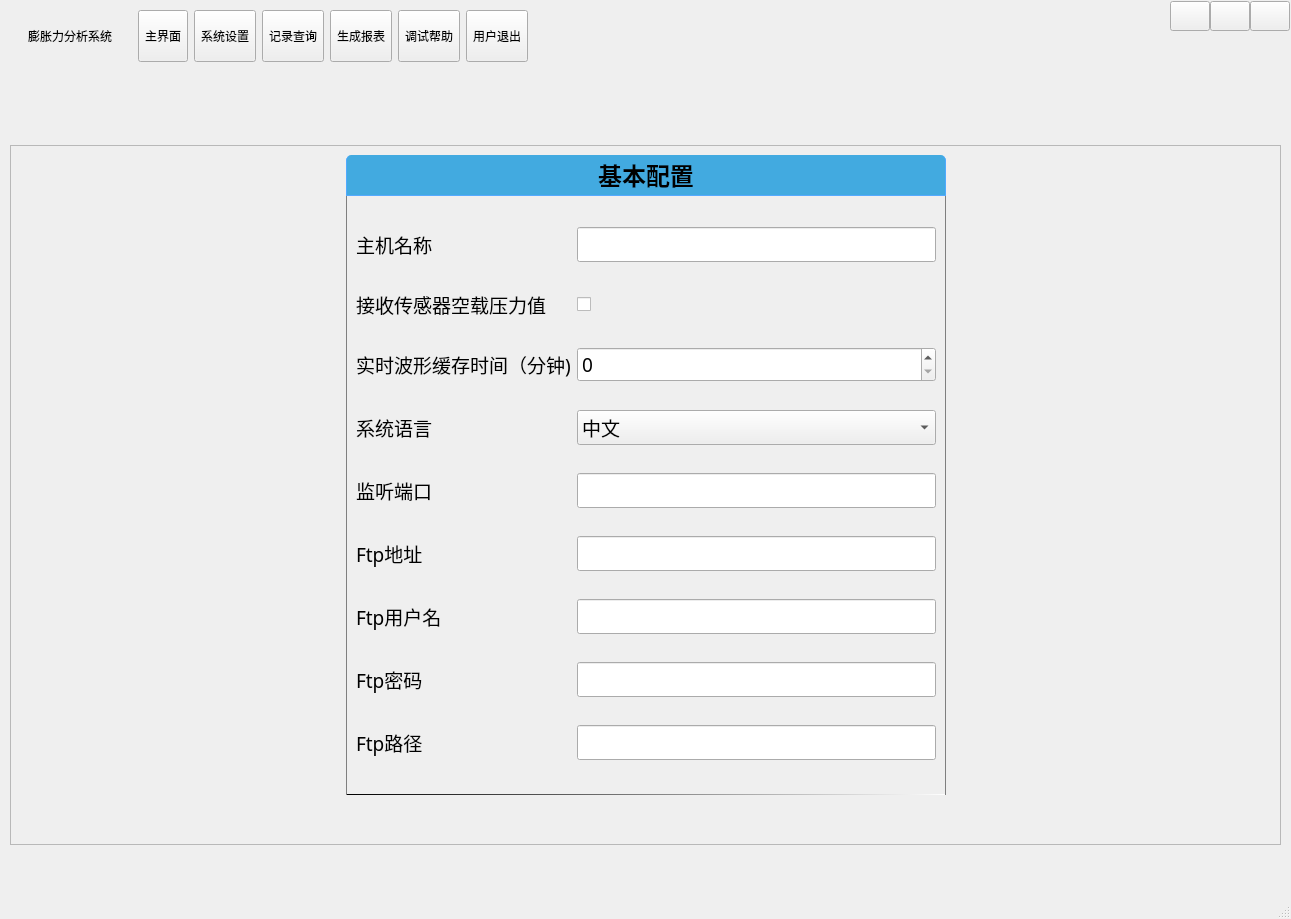
First picture: the form in MainWnd.ui, repository byteman/bullet, before the edit.
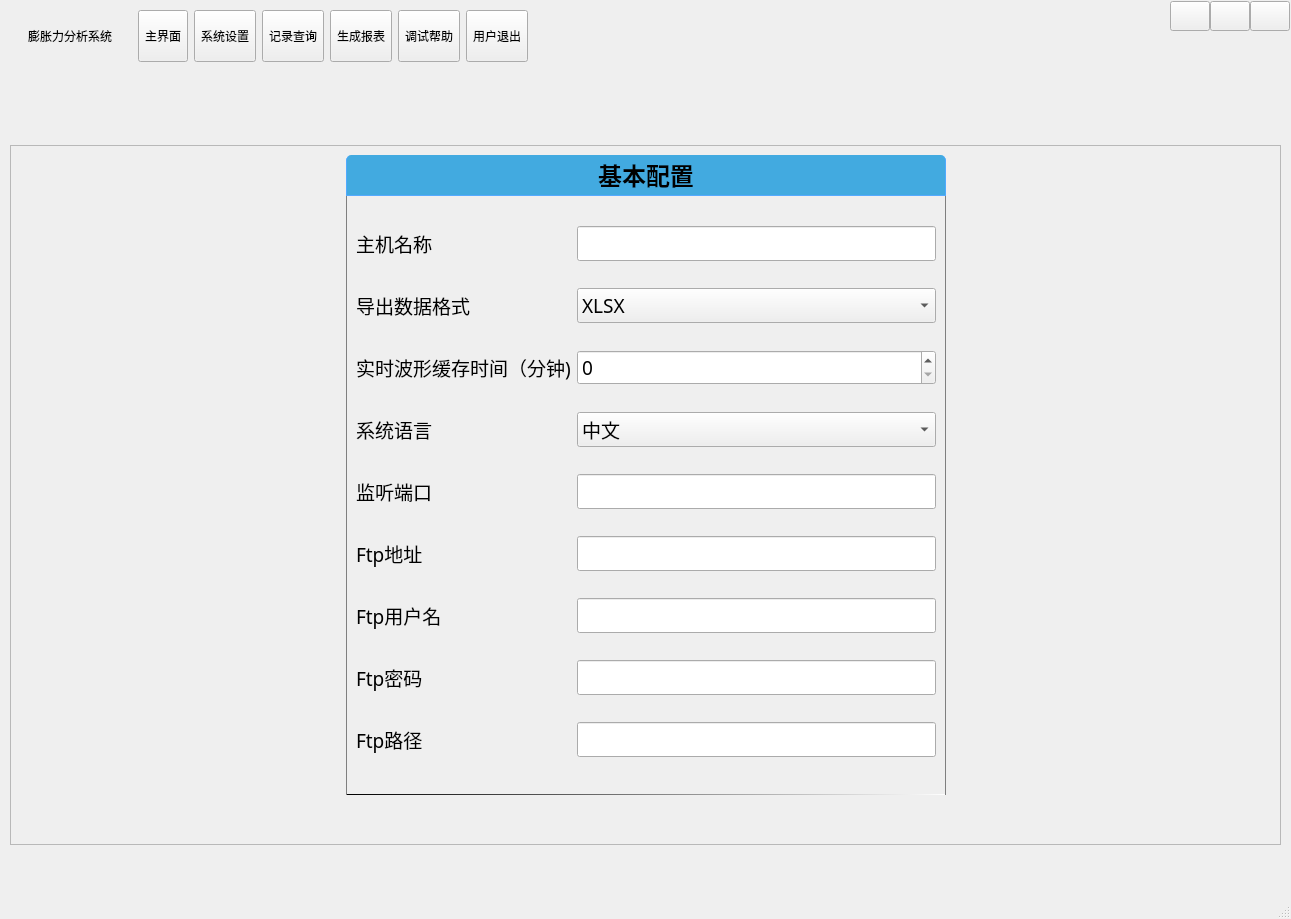
Second picture: the form after the edit. The open tabs and pages were chosen to show the change. Icons and pictures are not drawn. Custom widgets are drawn as their Qt base class.

Commit message: 1.支持导出xlsx格式 2.修改选中图标的背景色 3.设备名称按大小排序

The edit to the form file:
```diff
--- a/MainWnd.ui
+++ b/MainWnd.ui
@@ -608,8 +608,8 @@
            <rect>
             <x>0</x>
             <y>0</y>
-            <width>648</width>
-            <height>237</height>
+            <width>1261</width>
+            <height>698</height>
            </rect>
           </property>
           <layout class="QVBoxLayout" name="verticalLayout_7">
@@ -769,21 +769,28 @@
                       </font>
                      </property>
                      <property name="text">
-                      <string>接收传感器空载压力值</string>
+                      <string>导出数据格式</string>
                      </property>
                     </widget>
                    </item>
                    <item row="1" column="1">
-                    <widget class="QCheckBox" name="chkSensorOff">
+                    <widget class="QComboBox" name="cbxFileFormat">
                      <property name="font">
                       <font>
                        <family>微软雅黑</family>
                        <pointsize>14</pointsize>
                       </font>
                      </property>
-                     <property name="text">
-                      <string/>
-                     </property>
+                     <item>
+                      <property name="text">
+                       <string>XLSX</string>
+                      </property>
+                     </item>
+                     <item>
+                      <property name="text">
+                       <string>CSV</string>
+                      </property>
+                     </item>
                     </widget>
                    </item>
                    <item row="2" column="0">
```
Left out of the diff: 2 changed lines with no effect on the pictures. The commit also changes 20 other files.
